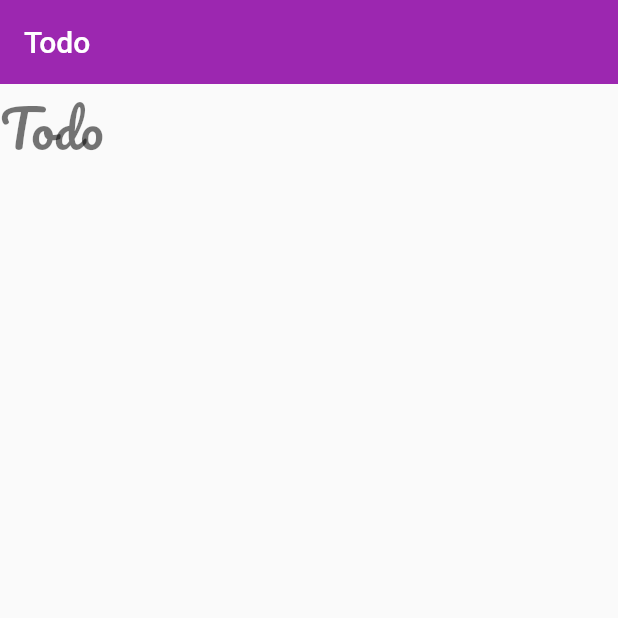
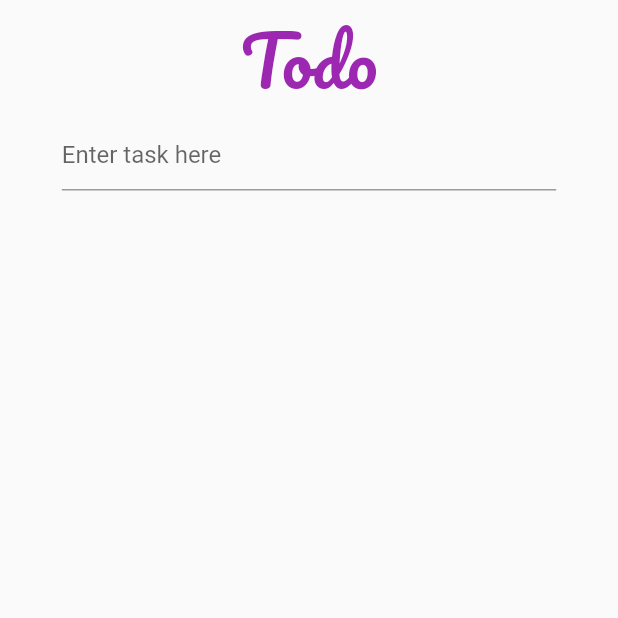
Before and after one commit to rajbahakdanyu/riverpod_cc, a Flutter app: the screen it shows after launch, on a phone screen of 412 x 824 dp, the top half of it. Run offline on Flutter 3.47's test engine with Material 2 defaults, Android fonts, the phone set to English and light mode, and no system bars; our stand-ins replace flutter_riverpod, google_fonts.

Commit message:
Fixed UI layout

```diff
--- a/lib/main.dart
+++ b/lib/main.dart
@@ -24,7 +24,9 @@ class MyApp extends StatelessWidget {
         primarySwatch: Colors.purple,
         textTheme: TextTheme(
           bodyText2: GoogleFonts.nunitoSans(),
-          headline4: GoogleFonts.pacifico(),
+          headline3: GoogleFonts.pacifico(
+            color: Colors.purple,
+          ),
         ),
       ),
       initialRoute: '/',
--- a/lib/screens/home.dart
+++ b/lib/screens/home.dart
@@ -7,17 +7,24 @@ class HomeScreen extends ConsumerWidget {
   @override
   Widget build(BuildContext context, WidgetRef ref) {
     return Scaffold(
-      appBar: AppBar(
-        elevation: 0,
-        title: const Text('Todo'),
-      ),
-      body: Column(
-        children: [
-          Text(
-            'Todo',
-            style: Theme.of(context).textTheme.headline4,
-          ),
-        ],
+      body: SizedBox(
+        width: MediaQuery.of(context).size.width,
+        child: Column(
+          children: [
+            Text(
+              'Todo',
+              style: Theme.of(context).textTheme.headline3,
+            ),
+            TextFormField(
+              decoration: InputDecoration(
+                hintText: 'Enter task here',
+                constraints: BoxConstraints(
+                  maxWidth: MediaQuery.of(context).size.width * .8,
+                ),
+              ),
+            ),
+          ],
+        ),
       ),
     );
   }
```
